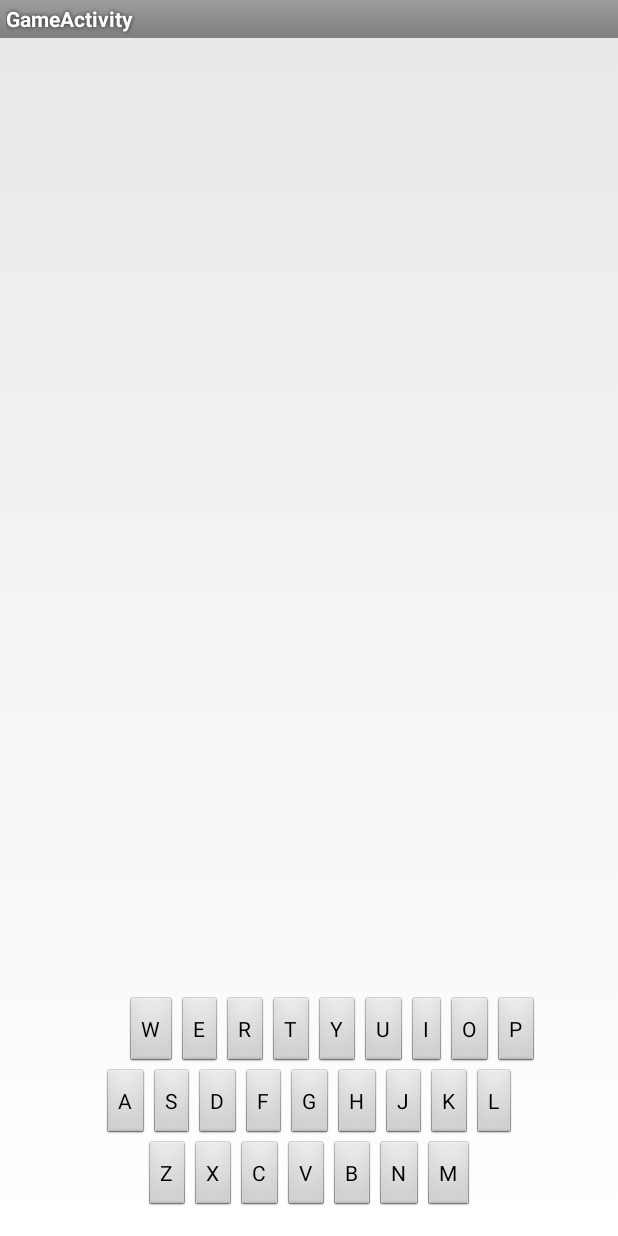
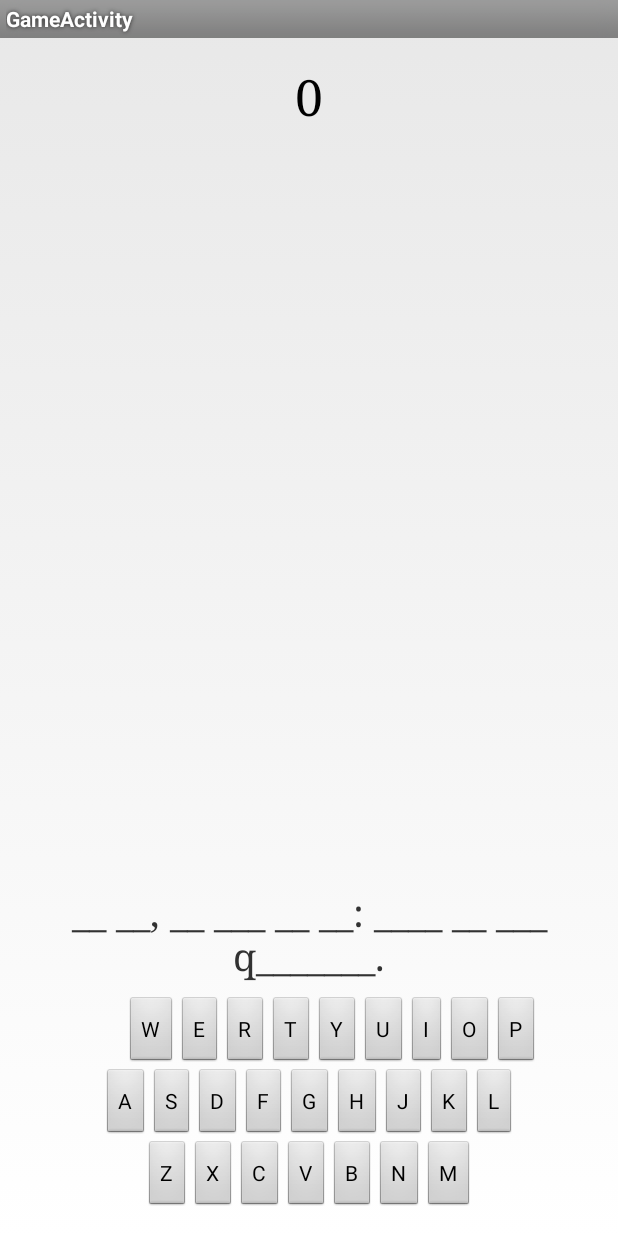
Before and after one commit to cschwendiman/shakespeareanhangman, an Android app: the GameActivity screen opened directly, with no data from a screen before it, after a tap on an icon or button, on a phone screen of 412 x 824 dp. Run offline under Robolectric (Android 15) with nearby library versions, the phone set to English and light mode, and no system bars.

Commit message:
Finish up displaying game text

```diff
--- /dev/null
+++ b/app/src/main/java/cs371m/shakespeareanhangman/BoardView.java
@@ -0,0 +1,71 @@
+package cs371m.shakespeareanhangman;
+
+import android.content.Context;
+import android.graphics.Canvas;
+import android.graphics.Color;
+import android.graphics.Paint;
+import android.graphics.Typeface;
+import android.text.*;
+import android.util.AttributeSet;
+import android.util.Log;
+import android.view.View;
+
+/**
+ * Created by cassie on 3/29/15.
+ */
+public class BoardView extends View {
+    public static final String TAG = "GameBoard";
+    private HangmanGame game;
+
+    private TextPaint textPaint;
+    private String phrase;
+    private DynamicLayout text;
+    private SpannableStringBuilder stringBuilder;
+
+    // game logic var
+
+    public BoardView(Context context) {
+        super(context);
+        initialize();
+    }
+
+
+    public BoardView(Context context, AttributeSet attrs, int defStyle) {
+        super(context, attrs, defStyle);
+        initialize();
+    }
+
+
+    public BoardView(Context context, AttributeSet attrs) {
+        super(context, attrs);
+        initialize();
+    }
+
+    public void initialize() {
+        textPaint = new TextPaint(Paint.ANTI_ALIAS_FLAG);
+        textPaint.setColor(Color.BLACK);
+        textPaint.setTextSize(50);
+        textPaint.setTypeface(Typeface.SERIF);
+
+        stringBuilder = new SpannableStringBuilder("");
+        text = new DynamicLayout(stringBuilder, textPaint, 0, Layout.Alignment.ALIGN_CENTER, 1.0f, 2.0f, false);
+    }
+
+    public void setGame(HangmanGame gameObject) {
+        game = gameObject;
+    }
+
+    public void onDraw(Canvas canvas) {
+        super.onDraw(canvas);
+        Log.d(TAG, "Redrawing Game Board");
+        phrase = game.getCurrentPhrase();
+        Log.d(TAG, "Phrase " + phrase);
+
+        // game logic get number of misses for drawing hangman
+        // draw hangman
+        int wrongGuesses = game.getWrongGuesses();
+        text.increaseWidthTo(getWidth());
+        stringBuilder.replace(0, stringBuilder.length(), Integer.toString(wrongGuesses));
+        text.draw(canvas);
+    }
+}
--- a/app/src/main/java/cs371m/shakespeareanhangman/GameActivity.java
+++ b/app/src/main/java/cs371m/shakespeareanhangman/GameActivity.java
@@ -1,20 +1,17 @@
 package cs371m.shakespeareanhangman;
 
 import android.app.Activity;
+import android.content.SharedPreferences;
 import android.content.res.Resources;
 import android.os.Bundle;
 import android.util.Log;
-import android.view.Gravity;
 import android.view.Menu;
 import android.view.MenuItem;
 import android.view.View;
-import android.widget.Button;
-import android.widget.LinearLayout;
-import android.widget.RelativeLayout;
+import android.widget.*;
 import android.widget.RelativeLayout.LayoutParams;
 
 import java.io.BufferedReader;
-import java.io.FileReader;
 import java.io.IOException;
 import java.io.InputStream;
 import java.io.InputStreamReader;
@@ -25,7 +22,12 @@ public class GameActivity extends Activity {
     private static final String TAG = "Game Activity";
 
     private HangmanGame game;
-    private GameBoard gameBoard;
+    private BoardView board;
+    private TextView phraseView;
+
+    private SharedPreferences prefs;
+    private boolean soundOn;
+    private int difficultyLevel;
 
     // Storing the chosen secret phrase for later
     // Perhaps we will want to put it in SharedPreferences so we can display the correct answer on the game results screen?
@@ -37,10 +39,9 @@ public class GameActivity extends Activity {
         setContentView(R.layout.activity_game);
         createKeyboard();
 
-        //Prefs prefs = getSharedPreferences("ttt_prefs", MODE_PRIVATE);
-
-        // TODO: get difficulty level from options
-        int difficultyLevel = 1;
+        prefs = getSharedPreferences("shake_prefs", MODE_PRIVATE);
+        soundOn = prefs.getBoolean("soundToggle",false);
+        difficultyLevel = prefs.getInt("difficulty",0);
 
         // Choose the secret phrase and store as a Phrase object for later
         this.secretPhrase = getSecretPhrase(difficultyLevel);
@@ -48,8 +49,11 @@ public class GameActivity extends Activity {
         // Kickoff the game logic
         game = new HangmanGame(secretPhrase.getQuote());
 
-        gameBoard = (GameBoard) findViewById(R.id.game_board);
-        gameBoard.setGame(game);
+        // Init views
+        phraseView = (TextView) findViewById(R.id.phrase);
+        phraseView.setText(game.getCurrentPhrase());
+        board = (BoardView) findViewById(R.id.board);
+        board.setGame(game);
     }
 
     /*
@@ -106,6 +110,7 @@ public class GameActivity extends Activity {
         return chosenPhrase;
     }
 
+    //TODO: Remove menu stuff??
 
     @Override
     public boolean onCreateOptionsMenu(Menu menu) {
@@ -130,14 +135,7 @@ public class GameActivity extends Activity {
     }
 
     private void createKeyboard() {
-        RelativeLayout layout = (RelativeLayout) findViewById(R.id.activity_game);
-        LinearLayout keyboardLayout = new LinearLayout(this);
-        keyboardLayout.setOrientation(LinearLayout.VERTICAL);
-        keyboardLayout.setGravity(Gravity.CENTER_HORIZONTAL);
-        LayoutParams keyboardLayoutParams = new LayoutParams(LayoutParams.MATCH_PARENT, LayoutParams.WRAP_CONTENT);
-        keyboardLayoutParams.addRule(RelativeLayout.ALIGN_PARENT_BOTTOM);
-        keyboardLayout.setLayoutParams(keyboardLayoutParams);
-
+        LinearLayout bottomLayout = (LinearLayout) findViewById(R.id.bottom_layout);
         String[] keyboard = getResources().getStringArray(R.array.keyboard);
         LayoutParams rowParams = new LayoutParams(LayoutParams.WRAP_CONTENT, LayoutParams.WRAP_CONTENT);
         for (String row : keyboard) {
@@ -149,22 +147,23 @@ public class GameActivity extends Activity {
                 Log.d(TAG, "Create Button: " + key);
                 Button button = new Button(this);
                 button.setText(String.valueOf(key));
+                button.setTag(Character.toLowerCase(key));
                 button.setOnClickListener(keyboardClickListener);
                 rowLayout.addView(button);
             }
-            keyboardLayout.addView(rowLayout);
+            bottomLayout.addView(rowLayout);
         }
-        layout.addView(keyboardLayout);
     }
 
     private void startNewGame() {
-        gameBoard.invalidate();
+        board.invalidate();
 
     }
 
     private void makeGuess(char letter) {
         game.makeGuess(letter);
-        gameBoard.invalidate();
+        phraseView.setText(game.getCurrentPhrase());
+        board.invalidate();
 
         //if(mSoundOn) {
         //    mSounds.play(mSoundIDMap.get(R.raw.human_move), 1, 1, 1, 0, 1);
@@ -173,9 +172,10 @@ public class GameActivity extends Activity {
 
         switch (game.checkGameStatus()) {
             case PLAYER_WIN:
+                endGame(true);
                 return;
             case PLAYER_LOSS:
-                endGame();
+                endGame(false);
                 return;
             case ONGOING:
                 //do nothing
@@ -184,8 +184,9 @@ public class GameActivity extends Activity {
 
     }
 
-    private void endGame() {
+    private void endGame(boolean status) {
         Log.d(TAG, "Game Ended");
+        Log.d(TAG, status ? "WIN" : "LOSE");
         // TODO: Redirect to status activity
         // Call finish to remove activity from stack
         finish();
@@ -194,7 +195,7 @@ public class GameActivity extends Activity {
     private View.OnClickListener keyboardClickListener = new View.OnClickListener() {
         @Override
         public void onClick(View v) {
-            char move = ((Button) v).getText().charAt(0);
+            char move = (char) v.getTag();
             Log.d(TAG, " Button Clicked: " + move);
             makeGuess(move);
             v.setVisibility(View.INVISIBLE);
--- a/app/src/main/java/cs371m/shakespeareanhangman/GameBoard.java
+++ /dev/null
@@ -1,48 +0,0 @@
-package cs371m.shakespeareanhangman;
-
-import android.content.Context;
-import android.util.AttributeSet;
-import android.view.View;
-
-/**
- * Created by cassie on 3/29/15.
- */
-public class GameBoard extends View {
-    public static final String TAG = "GameBoard";
-    private HangmanGame game;
-
-    // game logic var
-
-    public GameBoard(Context context) {
-        super(context);
-        initialize();
-    }
-
-
-    public GameBoard(Context context, AttributeSet attrs, int defStyle) {
-        super(context, attrs, defStyle);
-        initialize();
-    }
-
-
-    public GameBoard(Context context, AttributeSet attrs) {
-        super(context, attrs);
-        initialize();
-    }
-
-    public void initialize() {
-
-    }
-
-    public void setGame(HangmanGame gameObject) {
-        game = gameObject;
-    }
-
-    public void onDraw() {
-        // game logic get phrase
-        // draw phrase
-
-        // game logic get number of misses for drawing hangman
-        // draw hangman
-    }
-}
--- a/app/src/main/java/cs371m/shakespeareanhangman/HangmanGame.java
+++ b/app/src/main/java/cs371m/shakespeareanhangman/HangmanGame.java
@@ -99,8 +99,8 @@ public class HangmanGame {
             // Update the current phrase with the correctly guessed letter revealed
             StringBuilder newCurrentPhrase = new StringBuilder();
             for(int i = 0; i < currentPhrase.length(); i++) {
-                if(secretPhrase.charAt(i) == guess) {
-                    newCurrentPhrase.append(guess);
+                if(Character.toLowerCase(secretPhrase.charAt(i)) == guess) {
+                    newCurrentPhrase.append(secretPhrase.charAt(i));
                 } else {
                     newCurrentPhrase.append(currentPhrase.charAt(i));
                 }
--- a/app/src/main/res/layout/activity_game.xml
+++ b/app/src/main/res/layout/activity_game.xml
@@ -8,9 +8,31 @@
                 android:paddingBottom="@dimen/activity_vertical_margin"
                 android:id="@+id/activity_game"
                 tools:context="cs371m.shakespeareanhangman.GameActivity">
-    <cs371m.shakespeareanhangman.GameBoard
-            android:id="@+id/game_board"
-            android:layout_width="300dp"
-            android:layout_height="300dp"
-            android:layout_marginTop="5dp" />
+
+    <cs371m.shakespeareanhangman.BoardView
+            android:id="@+id/board"
+            android:layout_width="match_parent"
+            android:layout_height="fill_parent"
+            android:layout_marginTop="5dp"/>
+
+    <LinearLayout
+            android:orientation="vertical"
+            android:layout_width="fill_parent"
+            android:layout_height="wrap_content"
+            android:layout_centerVertical="true"
+            android:layout_centerHorizontal="true"
+            android:gravity="center_horizontal"
+            android:layout_alignParentBottom="true"
+            android:id="@+id/bottom_layout">
+        <TextView
+                android:layout_width="fill_parent"
+                android:layout_height="wrap_content"
+                android:layout_weight="1"
+                android:gravity="center_horizontal"
+                android:textSize="25sp"
+                android:fontFamily="serif"
+                android:paddingBottom="10dp"
+                android:text=""
+                android:id="@+id/phrase"/>
+    </LinearLayout>
 </RelativeLayout>
```
